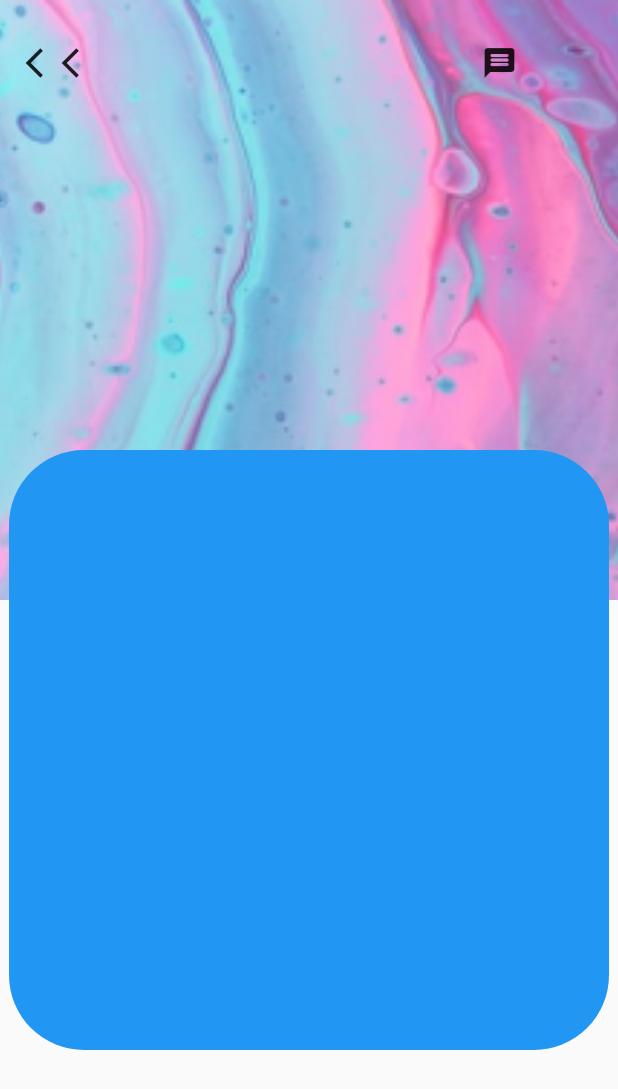
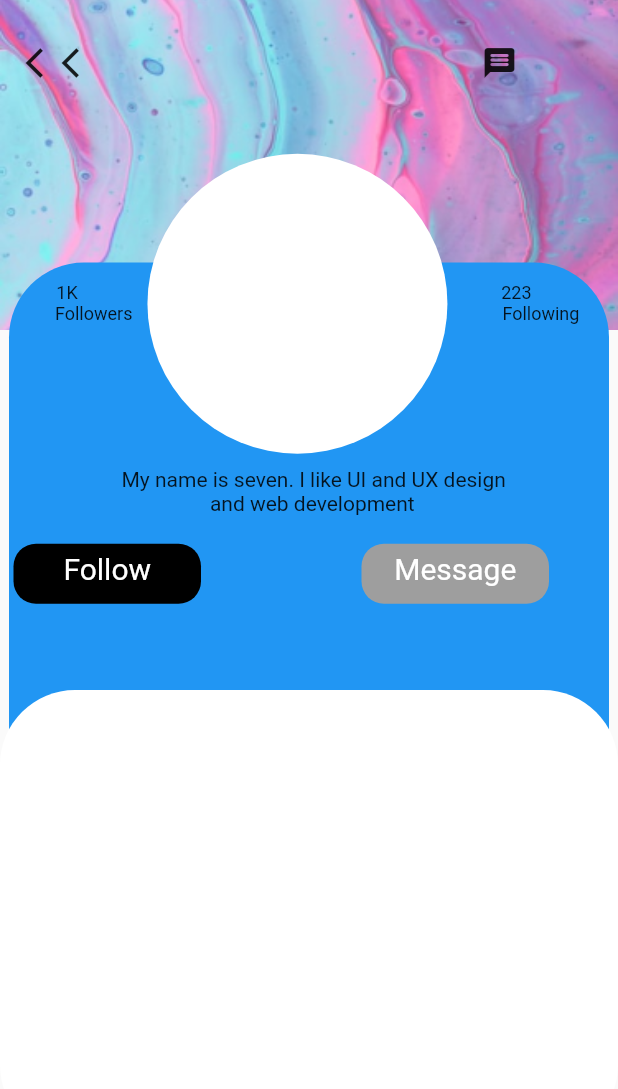
Before and after one commit to Whatsuf148/UI-Challenge, a Flutter app: the screen it shows after launch, on a phone screen of 412 x 824 dp. Shown: the top 1089 px of the screen. Run offline on Flutter 3.47's test engine with Material 2 defaults, Android fonts, the phone set to English and light mode, and no system bars.

Commit message:
Profile Page Design Creation

```diff
--- a/lib/main.dart
+++ b/lib/main.dart
@@ -319,7 +319,7 @@ class Profile extends StatelessWidget {
         children: [
           Image.asset(
             "assets/rec.jpg",
-          height: 400,
+            height: 220,
             width: double.infinity,
             fit: BoxFit.cover,
           ),
@@ -346,10 +346,10 @@ class Profile extends StatelessWidget {
             children: [
               SizedBox(
                 width: 600,
-              height: 300,
+                height: 175,
               ),
               Container(
-              height: 400,
+                height: 410,
                 width: 400,
                 //color: Colors.blue,
                 decoration: BoxDecoration(
@@ -358,8 +358,192 @@ class Profile extends StatelessWidget {
                 ),
               ),
             ],
+          ),
+          Row(
+            // ignore: prefer_const_literals_to_create_immutables
+            children: [
+              SizedBox(
+                width: 1,
+                height: 405,
+              ),
+              Text(
+                """1K
+            Followers""",
+                textAlign: TextAlign.center,
+                style: TextStyle(
+                  fontSize: 12,
+                ),
+              ),
+              Padding(
+                padding: const EdgeInsets.only(
+                  left: 10,
+                  right: 1,
+                ),
+                child: Container(
+                  height: 200,
+                  width: 200,
+                  decoration: BoxDecoration(
+                    borderRadius: BorderRadius.circular(100),
+                    color: Colors.white,
+                  ),
+                ),
+              ),
+              Text(
+                """ 223
+            Following""",
+                textAlign: TextAlign.center,
+                style: TextStyle(
+                  fontSize: 12,
+                ),
+              ),
+            ],
+          ),
+          Row(
+            // ignore: prefer_const_literals_to_create_immutables
+            children: [
+              SizedBox(
+                width: 1,
+                height: 650,
+              ),
+              Padding(
+                padding: const EdgeInsets.only(top: 5, left: 80),
+                child: Text("""My name is seven. I like UI and UX design
+                 and web development"""),
+              ),
+            ],
+          ),
+          // ignore: prefer_const_literals_to_create_immutables
+          Row(
+            children: [
+              SizedBox(
+                width: 1,
+                height: 765,
+              ),
+
+                 Padding(
+                  padding: const EdgeInsets.all(8.0),
+                  child: InkWell(
+                    onTap: (){},
+                    child: Container(
+                      height: 40,
+                      width: 125,
+                      decoration: BoxDecoration(
+                        borderRadius: BorderRadius.circular(15),
+                        color: Colors.black,
+                      ),
+                      child: Padding(
+                        padding: const EdgeInsets.only(top: 5),
+                        child: Text(
+                          "Follow",
+                          style: TextStyle(
+                            color: Colors.white,
+                            fontSize: 20,
+                          ),
+                          textAlign: TextAlign.center,
+                        ),
+                      ),
+                    ),
+                  ),
+                ),
+
+               Padding(
+                  padding: const EdgeInsets.only(left: 99),
+                  child: InkWell(
+                    onTap: (){},
+                    child: Container(
+                      height: 40,
+                      width: 125,
+                      decoration: BoxDecoration(
+                        borderRadius: BorderRadius.circular(15),
+                        color: Colors.grey,
+                      ),
+                      child: Padding(
+                        padding: const EdgeInsets.only(top: 5),
+                        child: Text(
+                          "Message",
+                          style: TextStyle(
+                            color: Colors.white,
+                            fontSize: 20,
+                          ),
+                          textAlign: TextAlign.center,
+                        ),
+                      ),
+                    ),
+                  ),
+                ),
+
+            ],
+          ),
+
+          Column(
+            children: [
+              SizedBox(
+                height: 450,
+                width: 1,
+              ),
+              // ignore: prefer_const_literals_to_create_immutables
+              Row(
+                children: [
+                  Padding(
+                    padding: const EdgeInsets.only(left: 40),
+                    child: TextButton(
+                      onPressed: () {},
+                      child: Text(
+                        "All",
+                        style: TextStyle(
+                          color: Colors.white,
+                        ),
+                      ),
+                    ),
+                  ),
+                  Padding(
+                    padding: const EdgeInsets.only(left: 35),
+                    child: TextButton(
+                      onPressed: () {},
+                      child: Text(
+                        "Photos",
+                        style: TextStyle(
+                          color: Colors.white,
+                        ),
+                      ),
+                    ),
+                  ),
+                  Padding(
+                    padding: const EdgeInsets.only(left: 45),
+                    child: TextButton(
+                      onPressed: () {},
+                      child: Text(
+                        "Videos",
+                        style: TextStyle(
+                          color: Colors.white,
+                        ),
+                      ),
+                    ),
+                  ),
+                ],
+              ),
+            ],
+          ),
+          Column(
+            children: [
+              SizedBox(
+                height: 460,
+                width: 1,
+              ),
+              Container(
+                height: 300,
+                width: double.infinity,
+                //color: Colors.blue,
+                decoration: BoxDecoration(
+                  borderRadius: BorderRadius.circular(50),
+                  color: Colors.white,
+                ),
+
+              ),
+            ],
           )
         ],
-    ));
+      ),
+    );
   }
 }
--- a/pubspec.yaml
+++ b/pubspec.yaml
@@ -65,6 +65,7 @@ flutter:
      - assets/net.jpg
      - assets/login.jpg
      - assets/rec.jpg
+     - assets/sachin.jpg
 
 
   # An image asset can refer to one or more resolution-specific "variants", see
```
Also changed, not shown: assets/sachin.jpg (added). Lines whose indentation alone changed are shown as unchanged.
